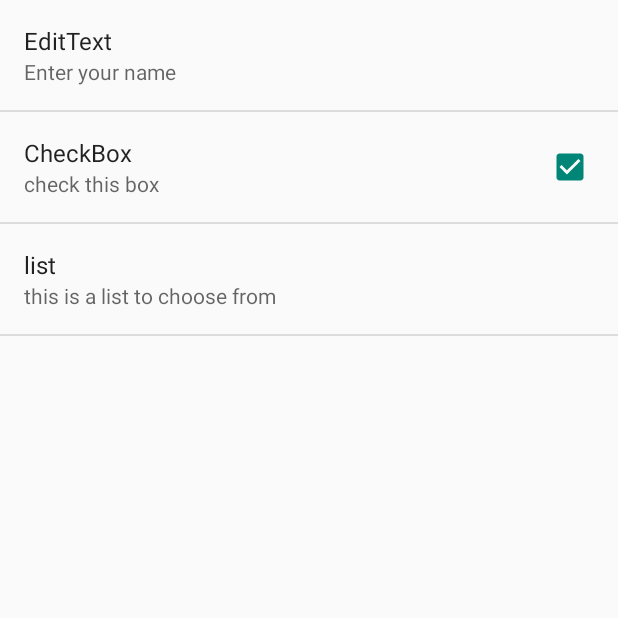
After one commit to thuraucsy/android, an Android app: the Prefs screen opened directly, with no data from a screen before it, on a phone screen of 412 x 824 dp, the top half of it. The commit adds this screen. Run offline under Robolectric (Android 15) with nearby library versions, the phone set to English and light mode, and no system bars.

Commit message:
shared pref 54 video

```diff
--- /dev/null
+++ b/app/src/main/java/com/example/thuraaung/myapplication/Prefs.java
@@ -0,0 +1,18 @@
+package com.example.thuraaung.myapplication;
+
+import android.os.Bundle;
+import android.preference.PreferenceActivity;
+
+/**
+ * Created by thuraaung on 11/29/15.
+ */
+public class Prefs extends PreferenceActivity {
+    @Override
+    protected void onCreate(Bundle savedInstanceState) {
+        super.onCreate(savedInstanceState);
+        addPreferencesFromResource(R.xml.prefs);
+    }
+
+    private void addPreferencesFromResource() {
+    }
+}
--- /dev/null
+++ b/app/src/main/res/values/array.xml
@@ -0,0 +1,16 @@
+<?xml version="1.0" encoding="utf-8"?>
+<resources>
+    <string-array name="list">
+        <item>Option 1</item>
+        <item>Option 2</item>
+        <item>Option 3</item>
+        <item>Option 4</item>
+    </string-array>
+    <string-array name="lValues">
+        <item>1</item>
+        <item>2</item>
+        <item>3</item>
+        <item>4</item>
+    </string-array>
+
+</resources>
--- /dev/null
+++ b/app/src/main/res/xml/prefs.xml
@@ -0,0 +1,21 @@
+<?xml version="1.0" encoding="utf-8"?>
+<PreferenceScreen xmlns:android="http://schemas.android.com/apk/res/android">
+
+    <EditTextPreference
+        android:title="EditText"
+        android:key="name"
+        android:summary="Enter your name" />
+
+    <CheckBoxPreference
+        android:title="CheckBox"
+        android:defaultValue="true"
+        android:key="checkbox"
+        android:summary="check this box" />
+
+    <ListPreference
+        android:title="list"
+        android:key="list"
+        android:summary="this is a list to choose from"
+        android:entries="@array/list"
+        android:entryValues="@array/lValues"/>
+</PreferenceScreen>
```
Also changed, not shown: app/src/main/AndroidManifest.xml (+24 -0 lines), app/src/main/java/com/example/thuraaung/myapplication/AboutUs.java (added, +15 -0 lines), app/src/main/java/com/example/thuraaung/myapplication/Camera.java (added, +69 -0 lines), app/src/main/java/com/example/thuraaung/myapplication/MainActivity.java (+11 -0 lines), app/src/main/java/com/example/thuraaung/myapplication/Menu.java (+31 -1 lines), app/src/main/res/layout/about.xml (added, +30 -0 lines), app/src/main/res/layout/photo.xml (added, +26 -0 lines), app/src/main/res/menu/cool_menu.xml (added, +18 -0 lines).
